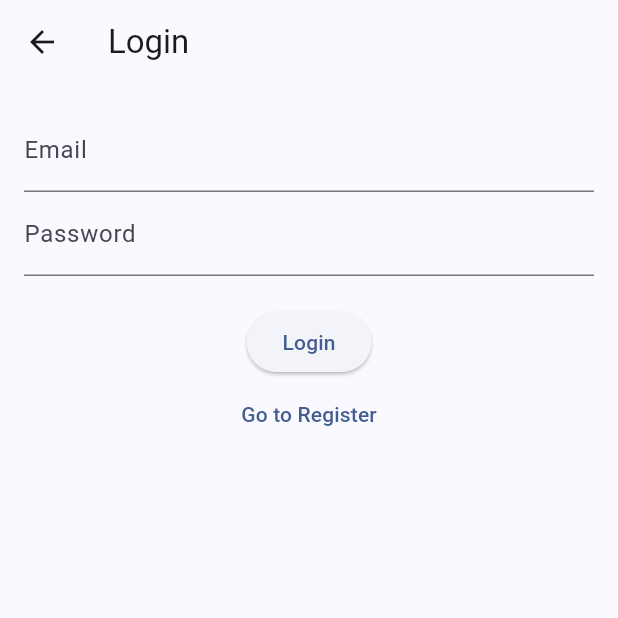
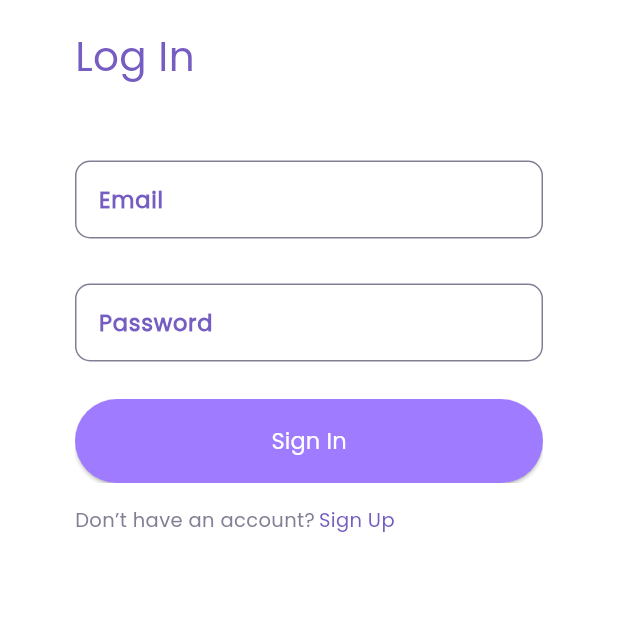
Before and after one commit to bintangyosua/EMMA, a Flutter app: the LoginScreen screen opened directly, on a phone screen of 412 x 824 dp, the top half of it. Run offline on Flutter 3.47's test engine with Material 3 defaults, Android fonts, the phone set to English and light mode, and no system bars; our stand-ins replace cloud_firestore, firebase_auth, firebase_core, flutter_dotenv; accounts and stored records are empty.

Commit message:
set fonts + login form

```diff
--- a/lib/main.dart
+++ b/lib/main.dart
@@ -74,7 +74,7 @@ class MyApp extends StatelessWidget {
         colorScheme: ColorScheme.fromSeed(seedColor: Colors.blueAccent),
         useMaterial3: true,
       ),
-      home: const NavigationExample(),
+      home: LoginScreen(),
     );
   }
 }
--- a/lib/ui/login_screen.dart
+++ b/lib/ui/login_screen.dart
@@ -36,36 +36,143 @@ class _LoginScreenState extends State<LoginScreen> {
   @override
   Widget build(BuildContext context) {
     return Scaffold(
-      appBar: AppBar(title: Text("Login")),
-      body: Padding(
-        padding: const EdgeInsets.all(16.0),
+      backgroundColor: Colors.white,
+      body: Column(
+        crossAxisAlignment: CrossAxisAlignment.start,
+        children: [
+
+          const SizedBox(height: 18),
+          Padding(
+            padding: const EdgeInsets.symmetric(horizontal: 50),
             child: Column(
+              crossAxisAlignment: CrossAxisAlignment.start,
               children: [
+                const Text(
+                  'Log In',
+                  style: TextStyle(
+                    color: Color(0xFF755DC1),
+                    fontSize: 27,
+                    fontFamily: 'Poppins',
+                    fontWeight: FontWeight.w500,
+                  ),
+                ),
+                const SizedBox(height: 50),
                 TextField(
                   controller: _emailController,
-              decoration: InputDecoration(labelText: "Email"),
+                  textAlign: TextAlign.center,
+                  style: const TextStyle(
+                    color: Color(0xFF393939),
+                    fontSize: 13,
+                    fontFamily: 'Poppins',
+                    fontWeight: FontWeight.w400,
                   ),
+                  decoration: const InputDecoration(
+                    labelText: 'Email',
+                    labelStyle: TextStyle(
+                      color: Color(0xFF755DC1),
+                      fontSize: 15,
+                      fontFamily: 'Poppins',
+                      fontWeight: FontWeight.w600,
+                    ),
+                    enabledBorder: OutlineInputBorder(
+                      borderRadius: BorderRadius.all(Radius.circular(10)),
+                      borderSide: BorderSide(width: 1, color: Color(0xFF837E93)),
+                    ),
+                    focusedBorder: OutlineInputBorder(
+                      borderRadius: BorderRadius.all(Radius.circular(10)),
+                      borderSide: BorderSide(width: 1, color: Color(0xFF9F7BFF)),
+                    ),
+                  ),
+                ),
+                const SizedBox(height: 30),
                 TextField(
                   controller: _passwordController,
-              decoration: InputDecoration(labelText: "Password"),
+                  textAlign: TextAlign.center,
                   obscureText: true,
+                  style: const TextStyle(
+                    color: Color(0xFF393939),
+                    fontSize: 13,
+                    fontFamily: 'Poppins',
+                    fontWeight: FontWeight.w400,
                   ),
-            SizedBox(height: 20),
-            ElevatedButton(
+                  decoration: const InputDecoration(
+                    labelText: 'Password',
+                    labelStyle: TextStyle(
+                      color: Color(0xFF755DC1),
+                      fontSize: 15,
+                      fontFamily: 'Poppins',
+                      fontWeight: FontWeight.w600,
+                    ),
+                    enabledBorder: OutlineInputBorder(
+                      borderRadius: BorderRadius.all(Radius.circular(10)),
+                      borderSide: BorderSide(width: 1, color: Color(0xFF837E93)),
+                    ),
+                    focusedBorder: OutlineInputBorder(
+                      borderRadius: BorderRadius.all(Radius.circular(10)),
+                      borderSide: BorderSide(width: 1, color: Color(0xFF9F7BFF)),
+                    ),
+                  ),
+                ),
+                const SizedBox(height: 25),
+                ClipRRect(
+                  borderRadius: const BorderRadius.all(Radius.circular(10)),
+                  child: SizedBox(
+                    width: 329,
+                    height: 56,
+                    child: ElevatedButton(
                       onPressed: login,
-              child: Text("Login"),
+                      style: ElevatedButton.styleFrom(
+                        backgroundColor: const Color(0xFF9F7BFF),
                       ),
-            TextButton(
-              onPressed: () {
+                      child: const Text(
+                        'Sign In',
+                        style: TextStyle(
+                          color: Colors.white,
+                          fontSize: 15,
+                          fontFamily: 'Poppins',
+                          fontWeight: FontWeight.w500,
+                        ),
+                      ),
+                    ),
+                  ),
+                ),
+                const SizedBox(height: 15),
+                Row(
+                  children: [
+                    const Text(
+                      'Don’t have an account?',
+                      style: TextStyle(
+                        color: Color(0xFF837E93),
+                        fontSize: 13,
+                        fontFamily: 'Poppins',
+                        fontWeight: FontWeight.w500,
+                      ),
+                    ),
+                    const SizedBox(width: 2.5),
+                    InkWell(
+                      onTap: () {
                         Navigator.push(
                           context,
                           MaterialPageRoute(builder: (context) => RegisterScreen()),
                         );
                       },
-              child: Text("Go to Register"),
+                      child: const Text(
+                        'Sign Up',
+                        style: TextStyle(
+                          color: Color(0xFF755DC1),
+                          fontSize: 13,
+                          fontFamily: 'Poppins',
+                          fontWeight: FontWeight.w500,
+                        ),
+                      ),
                     ),
                   ],
                 ),
+                const SizedBox(height: 15),
+              ],
+            ),
+          ),
+        ],
       ),
     );
   }
--- a/lib/ui/register_screen.dart
+++ b/lib/ui/register_screen.dart
@@ -55,14 +55,7 @@ class _RegisterScreenState extends State<RegisterScreen> {
         child: Column(
           crossAxisAlignment: CrossAxisAlignment.start,
           children: [
-            Padding(
-              padding: const EdgeInsets.only(top: 0),
-              child: Image.asset(
-                "assets/images/vector-2.png",
-                width: 700,
-                height: 550,
-              ),
-            ),
+
             const SizedBox(height: 18),
             Padding(
               padding: const EdgeInsets.symmetric(horizontal: 50),
```
Also changed, not shown: pubspec.yaml (+6 -2 lines), assets/fonts/Poppins-Bold.ttf (added), assets/fonts/Poppins-Regular.ttf (added), assets/images/vector-1.png (added). Lines whose indentation alone changed are shown as unchanged.
